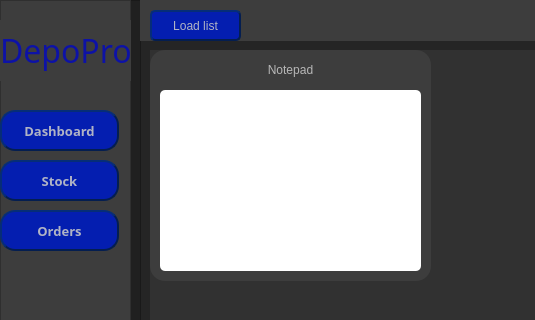
Qt form DepoPro/DepoPro.ui (AlexOfRivia/DepoPro) before a commit; both pictures show x 0 to 535 and y 0 to 320 of the 772 by 499 pixel window.
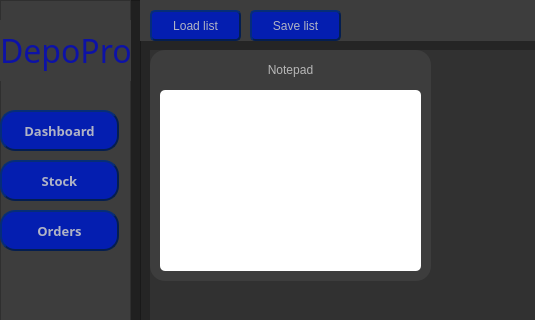
The same form after that commit.

Diff of the .ui file:
```diff
--- a/DepoPro/DepoPro.ui
+++ b/DepoPro/DepoPro.ui
@@ -412,6 +412,41 @@
       <string>Load list</string>
      </property>
     </widget>
+    <widget class="QPushButton" name="saveButton">
+     <property name="geometry">
+      <rect>
+       <x>110</x>
+       <y>10</y>
+       <width>91</width>
+       <height>31</height>
+      </rect>
+     </property>
+     <property name="styleSheet">
+      <string notr="true">QPushButton#saveButton{
+	font: 700 10pt &quot;Britannic&quot;;
+	color: rgba(200,200,200,225);
+	background-color: rgba(4,30,176,255);		
+	border-radius: 5px;
+	border-style: outset;
+    border-width: 2px;
+    border-color: rgba(4,30,80,255);	
+}
+QPushButton#saveButton:Hover
+{
+	background-color: rgba(4,30,146,255);	
+	border: inset;
+}
+QPushButton#saveButton:Pressed
+{
+	background-color: rgba(4,30,120,255);	
+	border: inset;
+}
+</string>
+     </property>
+     <property name="text">
+      <string>Save list</string>
+     </property>
+    </widget>
    </widget>
    <widget class="QListWidget" name="itemList">
     <property name="geometry">
```
